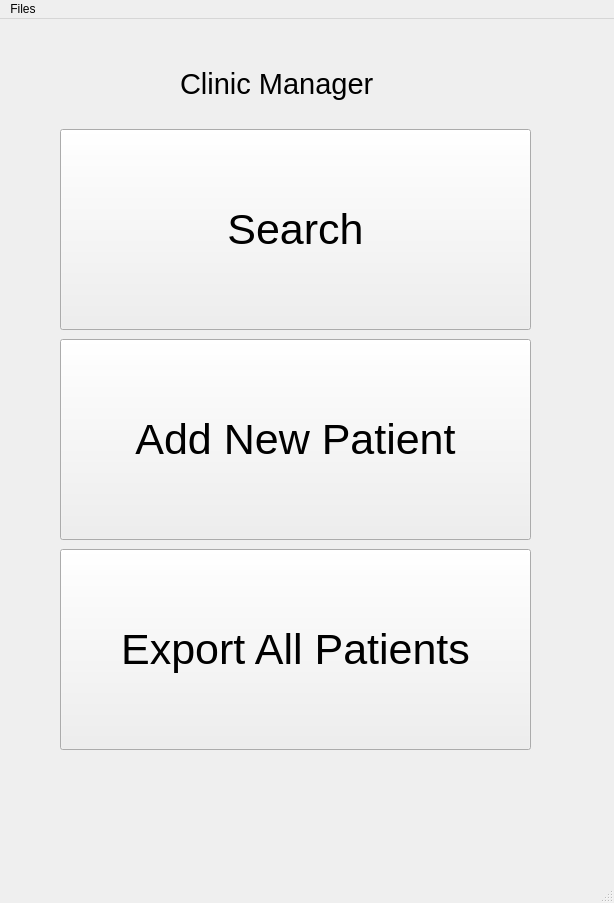
Old version of the form form.ui in the repository OhaoTech/ClinicManager.
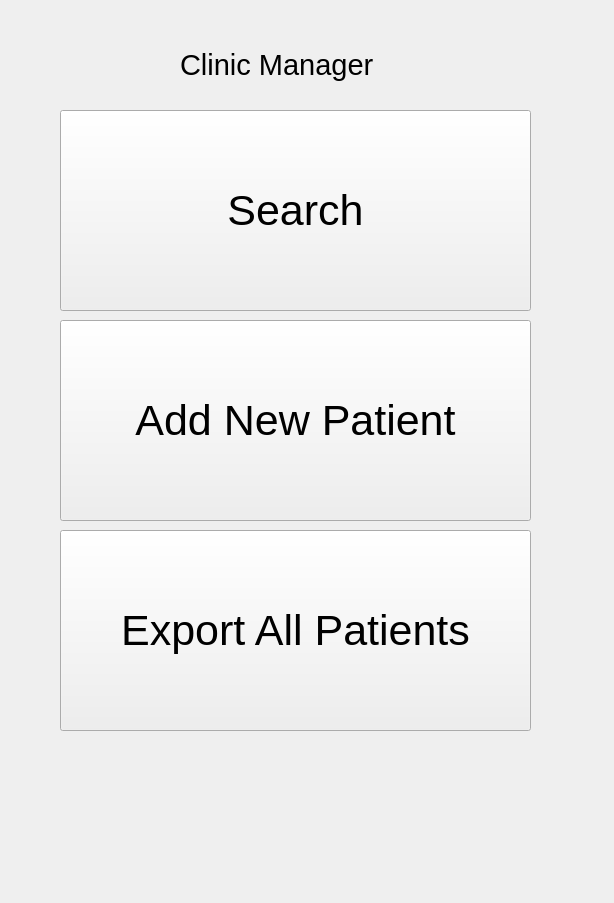
New version of the form. Icons and pictures are not drawn.

Commit message: Menubar removed

```diff
--- a/form.ui
+++ b/form.ui
@@ -86,26 +86,6 @@
     </property>
    </widget>
   </widget>
-  <widget class="QMenuBar" name="menubar">
-   <property name="geometry">
-    <rect>
-     <x>0</x>
-     <y>0</y>
-     <width>614</width>
-     <height>25</height>
-    </rect>
-   </property>
-   <widget class="QMenu" name="menuFiles">
-    <property name="title">
-     <string>Files</string>
-    </property>
-    <addaction name="actionImport"/>
-    <addaction name="actionExport"/>
-    <addaction name="actionExit"/>
-   </widget>
-   <addaction name="menuFiles"/>
-  </widget>
-  <widget class="QStatusBar" name="statusbar"/>
   <action name="actionImport">
    <property name="text">
     <string>Import...</string>
```
The commit also changes 2 other files.
